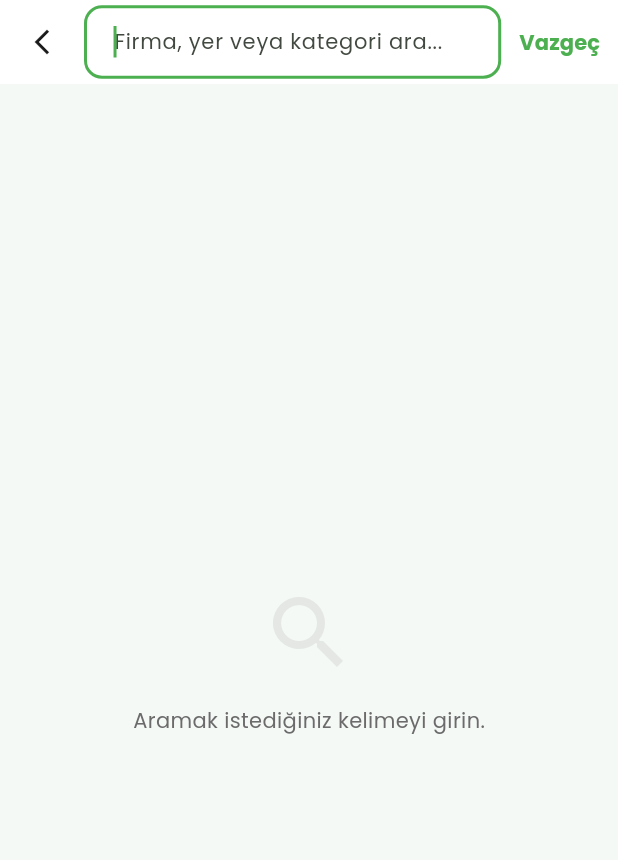
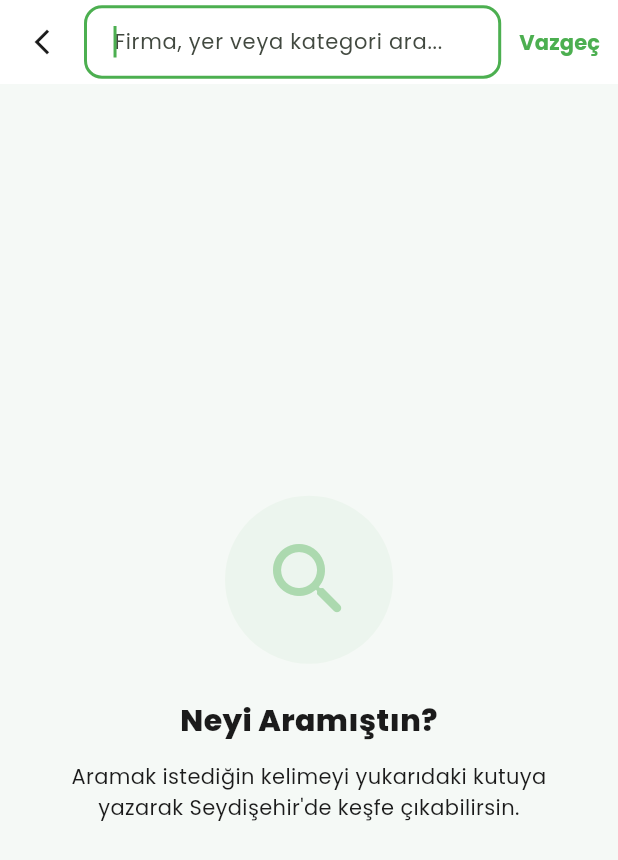
Before and after one commit to pagedownq/Seydirehber, a Flutter app: the SearchScreen screen opened by its route, on a phone screen of 412 x 824 dp. Shown: the top 860 px of the screen. Run offline on Flutter 3.47's test engine with Material 3 defaults, Android fonts, the phone set to English and light mode, and no system bars; our stand-ins replace cached_network_image, cloud_firestore, firebase_auth, firebase_core, flutter_map, flutter_riverpod and 15 more; missing offline and left inert: flutter_map_cancellable_tile_provider, in_app_update, xml2json; accounts and stored records are empty; project files that could hold a hidden picture were left out.

Commit message:
sistem daha iyi hale getirildi

```diff
--- a/seydirehberim/lib/core/services/block_service.dart
+++ b/seydirehberim/lib/core/services/block_service.dart
@@ -27,4 +27,9 @@ class BlockService {
     await _init();
     return _prefs?.getStringList(_blockKey) ?? [];
   }
+
+  static Future<void> clearBlockedUsers() async {
+    await _init();
+    await _prefs?.remove(_blockKey);
+  }
 }
--- /dev/null
+++ b/seydirehberim/lib/core/widgets/empty_state_widget.dart
@@ -0,0 +1,88 @@
+import 'package:flutter/material.dart';
+import '../constants/app_colors.dart';
+import '../constants/app_text_styles.dart';
+
+class EmptyStateWidget extends StatelessWidget {
+  final IconData icon;
+  final String title;
+  final String subtitle;
+  final VoidCallback? onActionPressed;
+  final String? actionLabel;
+
+  const EmptyStateWidget({
+    super.key,
+    required this.icon,
+    required this.title,
+    required this.subtitle,
+    this.onActionPressed,
+    this.actionLabel,
+  });
+
+  @override
+  Widget build(BuildContext context) {
+    return Center(
+      child: Padding(
+        padding: const EdgeInsets.symmetric(horizontal: 40),
+        child: Column(
+          mainAxisAlignment: MainAxisAlignment.center,
+          children: [
+            Container(
+              padding: const EdgeInsets.all(24),
+              decoration: BoxDecoration(
+                color: AppColors.primary.withOpacity(0.05),
+                shape: BoxShape.circle,
+              ),
+              child: Icon(
+                icon,
+                size: 64,
+                color: AppColors.primary.withOpacity(0.4),
+              ),
+            ),
+            const SizedBox(height: 24),
+            Text(
+              title,
+              textAlign: TextAlign.center,
+              style: AppTextStyles.heading2.copyWith(
+                fontSize: 20,
+                fontWeight: FontWeight.w800,
+                color: AppColors.textPrimary,
+              ),
+            ),
+            const SizedBox(height: 12),
+            Text(
+              subtitle,
+              textAlign: TextAlign.center,
+              style: AppTextStyles.bodyMedium.copyWith(
+                fontSize: 14,
+                height: 1.5,
+              ),
+            ),
+            if (onActionPressed != null && actionLabel != null) ...[
+              const SizedBox(height: 32),
+              ElevatedButton(
+                onPressed: onActionPressed,
+                style: ElevatedButton.styleFrom(
+                  backgroundColor: AppColors.primary,
+                  foregroundColor: Colors.white,
+                  padding: const EdgeInsets.symmetric(horizontal: 32, vertical: 12),
+                  shape: RoundedRectangleBorder(
+                    borderRadius: BorderRadius.circular(50),
+                  ),
+                  elevation: 4,
+                  shadowColor: AppColors.primary.withOpacity(0.4),
+                ),
+                child: Text(
+                  actionLabel!,
+                  style: const TextStyle(
+                    fontWeight: FontWeight.bold,
+                    fontSize: 16,
+                  ),
+                ),
+              ),
+            ],
+          ],
+        ),
+      ),
+    );
+  }
+}
--- a/seydirehberim/lib/features/home/widgets/horizontal_card_list.dart
+++ b/seydirehberim/lib/features/home/widgets/horizontal_card_list.dart
@@ -220,7 +220,7 @@ class HorizontalCardList extends ConsumerWidget {
                 // Background Image
                 Positioned.fill(
                   child: Hero(
-                    tag: 'company-$id',
+                    tag: '${heroTagPrefix ?? 'company'}-$id',
                     child: CachedImageWidget(
                       imageUrl: imageUrl,
                       fit: BoxFit.cover,
--- a/seydirehberim/lib/features/search/screens/search_screen.dart
+++ b/seydirehberim/lib/features/search/screens/search_screen.dart
@@ -2,10 +2,13 @@ import 'package:flutter/material.dart';
 import 'package:flutter/services.dart';
 import 'package:flutter_riverpod/flutter_riverpod.dart';
 import 'package:cloud_firestore/cloud_firestore.dart';
+import 'package:go_router/go_router.dart';
 import '../../../core/constants/app_colors.dart';
 import '../../../core/constants/app_text_styles.dart';
+import '../../auth/providers/auth_provider.dart';
+import '../../../core/providers/app_info_provider.dart';
+import '../../../core/widgets/empty_state_widget.dart';
 import '../../../core/widgets/cached_image_widget.dart';
-import 'package:go_router/go_router.dart';
 import '../providers/search_history_provider.dart';
 import '../../../core/widgets/shimmer_widget.dart';
 
@@ -125,18 +128,10 @@ class _SearchHistoryList extends ConsumerWidget {
     final history = ref.watch(searchHistoryProvider);
 
     if (history.isEmpty) {
-      return Center(
-        child: Column(
-          mainAxisAlignment: MainAxisAlignment.center,
-          children: [
-            Icon(Icons.search, size: 64, color: AppColors.textLight.withOpacity(0.2)),
-            const SizedBox(height: 16),
-            const Text(
-              'Aramak istediğiniz kelimeyi girin.',
-              style: TextStyle(color: AppColors.textSecondary),
-            ),
-          ],
-        ),
+      return const EmptyStateWidget(
+        icon: Icons.search_rounded,
+        title: 'Neyi Aramıştın?',
+        subtitle: 'Aramak istediğin kelimeyi yukarıdaki kutuya yazarak Seydişehir\'de keşfe çıkabilirsin.',
       );
     }
 
--- a/seydirehberim/lib/main.dart
+++ b/seydirehberim/lib/main.dart
@@ -49,6 +49,11 @@ class SeydiRehberApp extends ConsumerWidget {
       debugShowCheckedModeBanner: false,
       theme: AppTheme.lightTheme,
       routerConfig: router,
+      scrollBehavior: const MaterialScrollBehavior().copyWith(
+        physics: const BouncingScrollPhysics(
+          parent: AlwaysScrollableScrollPhysics(),
+        ),
+      ),
       localizationsDelegates: const [
         GlobalMaterialLocalizations.delegate,
         GlobalWidgetsLocalizations.delegate,
```
Also changed, not shown: seydirehberim/lib/core/widgets/generic_list_screen.dart (+5 -10 lines), seydirehberim/lib/core/widgets/review_section.dart (+8 -15 lines), seydirehberim/lib/features/admin/screens/admin_reports_screen.dart (+4 -4 lines), seydirehberim/lib/features/settings/screens/settings_screen.dart (+84 -3 lines), 1 other file.
